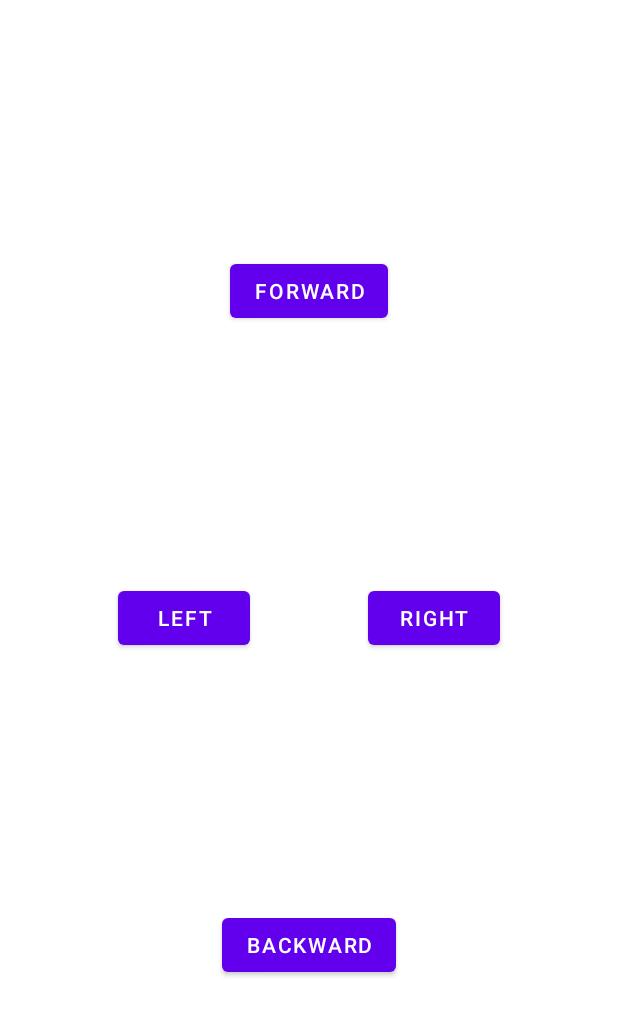
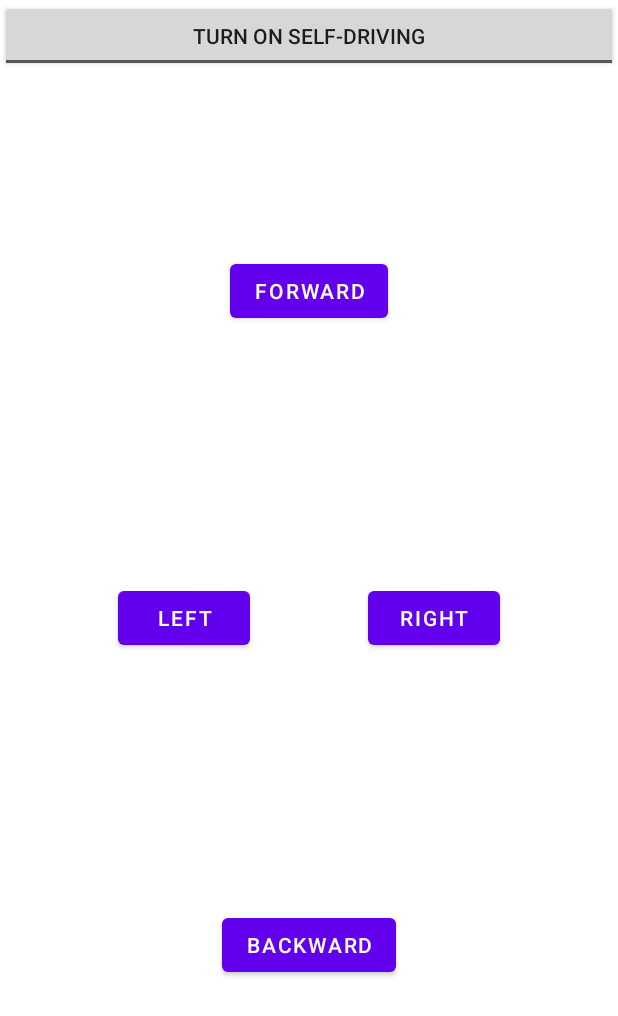
Before and after one commit to lttrung2001/do-an-xay-dung-cac-he-thong-nhung, an Android app: the layout activity_main.xml on its own in the app's theme, with its tools: preview values and no code run, on a phone screen of 412 x 824 dp. Shown: the top 1016 px of the screen. Run offline under Robolectric (Android 15) with nearby library versions, the phone set to English and light mode, and no system bars.

Commit message:
code self driving and control using app features

```diff
--- a/android/ControlApp/app/src/main/AndroidManifest.xml
+++ b/android/ControlApp/app/src/main/AndroidManifest.xml
@@ -21,7 +21,7 @@
         android:theme="@style/Theme.BroadcastImageApp"
         tools:targetApi="31">
         <activity
-            android:name=".MainActivity"
+            android:name="com.lttrung.controlapp.MainActivity"
             android:exported="true">
             <intent-filter>
                 <action android:name="android.intent.action.MAIN" />
--- a/android/ControlApp/app/src/main/res/layout/activity_main.xml
+++ b/android/ControlApp/app/src/main/res/layout/activity_main.xml
@@ -4,7 +4,17 @@
     xmlns:tools="http://schemas.android.com/tools"
     android:layout_width="match_parent"
     android:layout_height="match_parent"
-    tools:context=".MainActivity">
+    tools:context="com.lttrung.controlapp.MainActivity">
+
+    <ToggleButton
+        android:id="@+id/button_change_status"
+        android:layout_width="match_parent"
+        android:layout_height="wrap_content"
+        android:textOff="Turn on self-driving"
+        android:textOn="Turn off self-driving"
+        app:layout_constraintEnd_toEndOf="parent"
+        app:layout_constraintStart_toStartOf="parent"
+        app:layout_constraintTop_toTopOf="parent" />
 
     <Button
         android:id="@+id/button_left"
```
Also changed, not shown: android/ControlApp/app/src/main/java/com/lttrung/controlapp/MainActivity.kt (+15 -12 lines), 1 other file.
